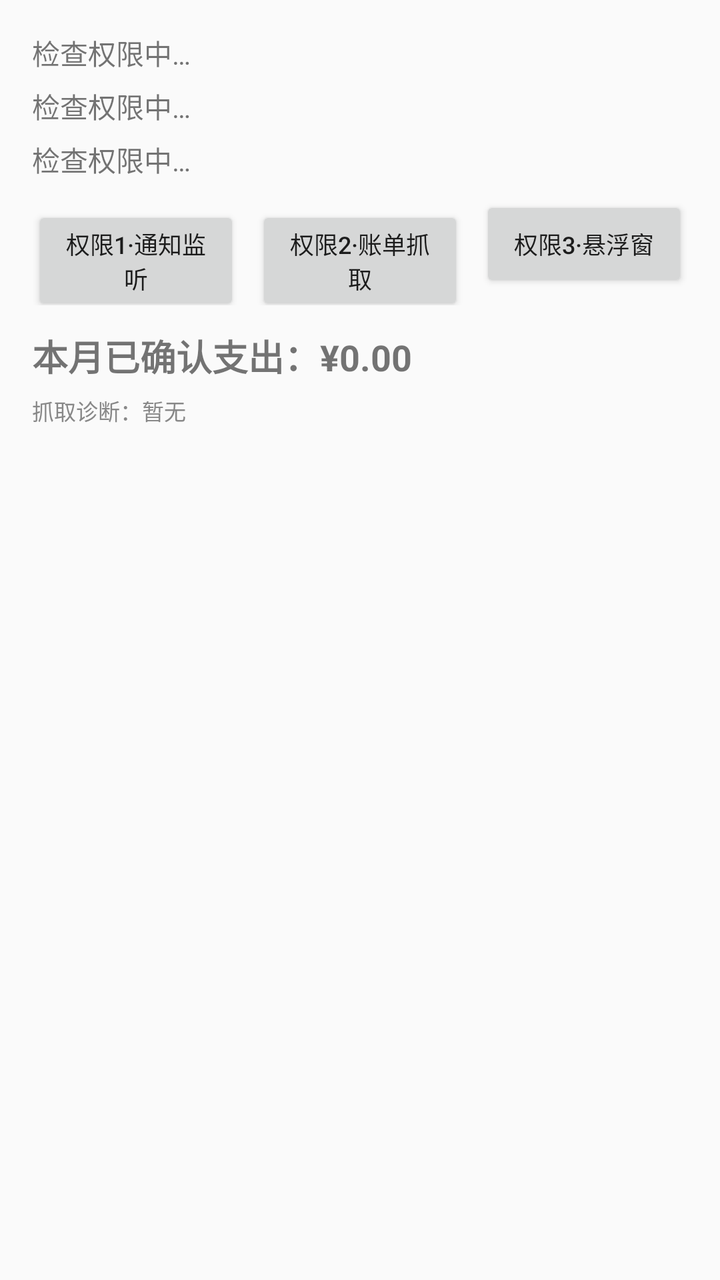
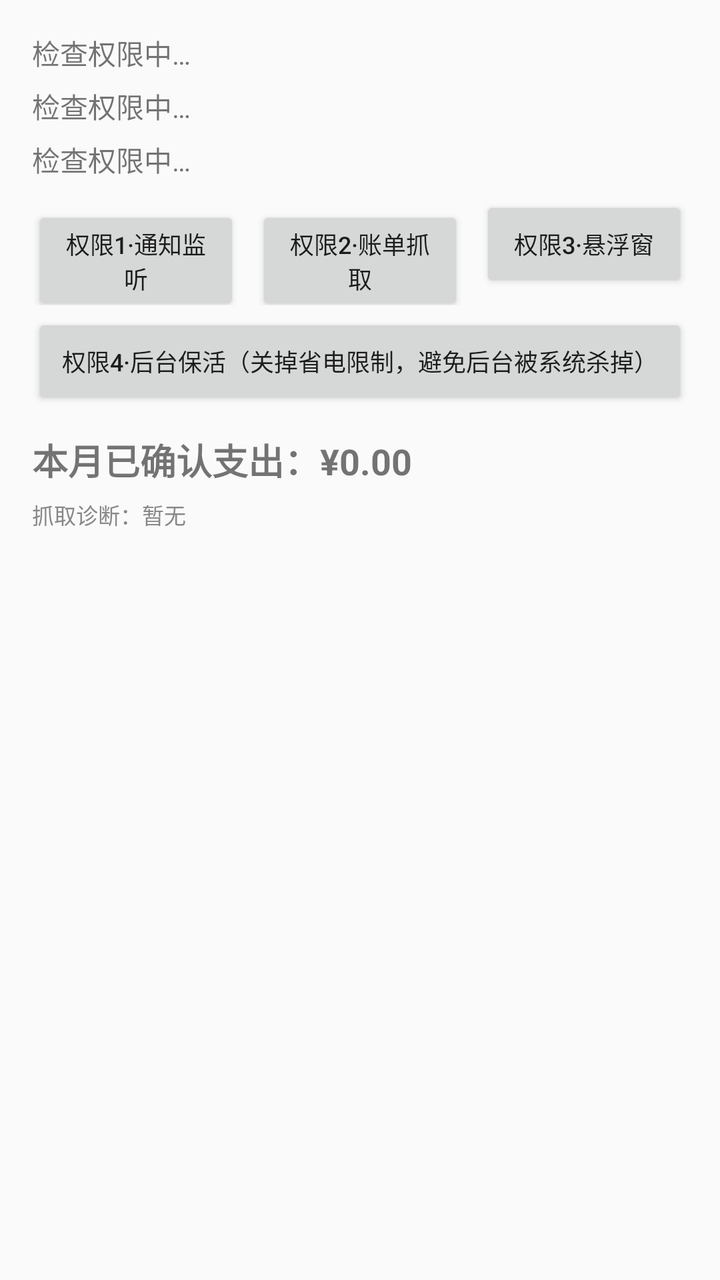

The first picture is an Android layout as it rendered before a commit; the second is the same layout after the commit. The layout source and the unified diff follow.
<!-- AndroidManifest.xml: application theme android:Theme.Material.Light.NoActionBar -->
<!-- res/layout/activity_main.xml -->
<?xml version="1.0" encoding="utf-8"?>
<LinearLayout xmlns:android="http://schemas.android.com/apk/res/android"
    android:orientation="vertical"
    android:padding="16dp"
    android:layout_width="match_parent"
    android:layout_height="match_parent">

    <TextView
        android:id="@+id/tvStatus"
        android:layout_width="match_parent"
        android:layout_height="wrap_content"
        android:textSize="14sp"
        android:text="检查权限中…" />

    <TextView
        android:id="@+id/tvStatus2"
        android:layout_width="match_parent"
        android:layout_height="wrap_content"
        android:layout_marginTop="6dp"
        android:textSize="14sp"
        android:text="检查权限中…" />

    <TextView
        android:id="@+id/tvStatus3"
        android:layout_width="match_parent"
        android:layout_height="wrap_content"
        android:layout_marginTop="6dp"
        android:textSize="14sp"
        android:text="检查权限中…" />

    <LinearLayout
        android:orientation="horizontal"
        android:layout_width="match_parent"
        android:layout_height="wrap_content"
        android:layout_marginTop="8dp">

        <Button
            android:id="@+id/btnPerm"
            android:layout_width="0dp"
            android:layout_weight="1"
            android:layout_height="wrap_content"
            android:layout_marginEnd="4dp"
            android:textSize="12sp"
            android:text="权限1·通知监听" />

        <Button
            android:id="@+id/btnAcc"
            android:layout_width="0dp"
            android:layout_weight="1"
            android:layout_height="wrap_content"
            android:layout_marginStart="4dp"
            android:layout_marginEnd="4dp"
            android:textSize="12sp"
            android:text="权限2·账单抓取" />

        <Button
            android:id="@+id/btnOverlay"
            android:layout_width="0dp"
            android:layout_weight="1"
            android:layout_height="wrap_content"
            android:layout_marginStart="4dp"
            android:textSize="12sp"
            android:text="权限3·悬浮窗" />
    </LinearLayout>

    <TextView
        android:id="@+id/tvTotal"
        android:layout_width="match_parent"
        android:layout_height="wrap_content"
        android:layout_marginTop="12dp"
        android:textSize="18sp"
        android:textStyle="bold"
        android:text="本月已确认支出：¥0.00" />

    <TextView
        android:id="@+id/tvDiag"
        android:layout_width="match_parent"
        android:layout_height="wrap_content"
        android:layout_marginTop="6dp"
        android:textSize="11sp"
        android:textColor="#888888"
        android:text="抓取诊断：暂无" />

    <ScrollView
        android:layout_width="match_parent"
        android:layout_height="0dp"
        android:layout_weight="1"
        android:layout_marginTop="8dp">

        <LinearLayout
            android:id="@+id/listBox"
            android:orientation="vertical"
            android:layout_width="match_parent"
            android:layout_height="wrap_content" />
    </ScrollView>
</LinearLayout>
<!-- resources referenced by this layout -->
<resources>

</resources>

<!-- the commit's change to res/layout/activity_main.xml (unified diff, before → after) -->
@@ -63,6 +63,14 @@
             android:text="权限3·悬浮窗" />
     </LinearLayout>
 
+    <Button
+        android:id="@+id/btnBattery"
+        android:layout_width="match_parent"
+        android:layout_height="wrap_content"
+        android:layout_marginTop="4dp"
+        android:textSize="12sp"
+        android:text="权限4·后台保活（关掉省电限制，避免后台被系统杀掉）" />
+
     <TextView
         android:id="@+id/tvTotal"
         android:layout_width="match_parent"
